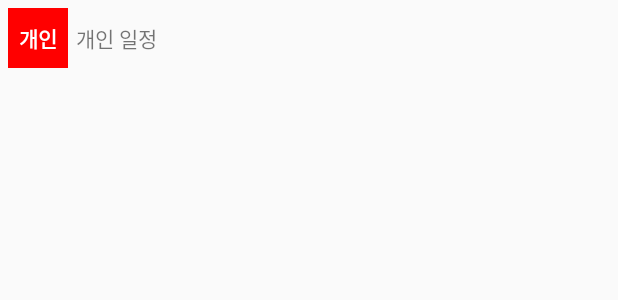
After one commit to DdoniLaurent/20191111_01_DateAndTime, an Android app: the layout schedule_type_list_item.xml on its own in the app's theme, with its tools: preview values and no code run, on a phone screen of 412 x 824 dp. The commit adds this screen. Shown: the top 300 px of the screen. Run offline under Robolectric (Android 15) with nearby library versions, the phone set to English and light mode, and no system bars.

Commit message:
스피너의 목록에 활용될 리스트 아이템 그리기

```diff
--- a/app/src/main/res/layout/activity_edit_schedule.xml
+++ b/app/src/main/res/layout/activity_edit_schedule.xml
@@ -36,7 +36,7 @@
 
         <Spinner
             android:entries="@array/schedule_type"
-            android:spinnerMode="dialog"
+            android:spinnerMode="dropdown"
             android:layout_marginTop="5dp"
             android:layout_width="match_parent"
             android:layout_height="wrap_content"/>
--- /dev/null
+++ b/app/src/main/res/layout/schedule_type_list_item.xml
@@ -0,0 +1,29 @@
+<?xml version="1.0" encoding="utf-8"?>
+<LinearLayout xmlns:android="http://schemas.android.com/apk/res/android"
+    android:orientation="vertical" android:layout_width="match_parent"
+    android:layout_height="match_parent">
+
+    <LinearLayout
+        android:layout_width="match_parent"
+        android:layout_height="wrap_content"
+        android:gravity="center_vertical"
+        android:padding="5dp"
+        android:orientation="horizontal">
+
+        <TextView
+            android:layout_width="40dp"
+            android:layout_height="40dp"
+            android:background="#FF0000"
+            android:textColor="#ffffff"
+            android:gravity="center"
+            android:text="개인"
+            android:textStyle="bold"/>
+        <TextView
+            android:layout_width="wrap_content"
+            android:layout_height="wrap_content"
+            android:text="개인 일정"
+            android:layout_marginLeft="5dp"/>
+
+    </LinearLayout>
+
+</LinearLayout>
```
